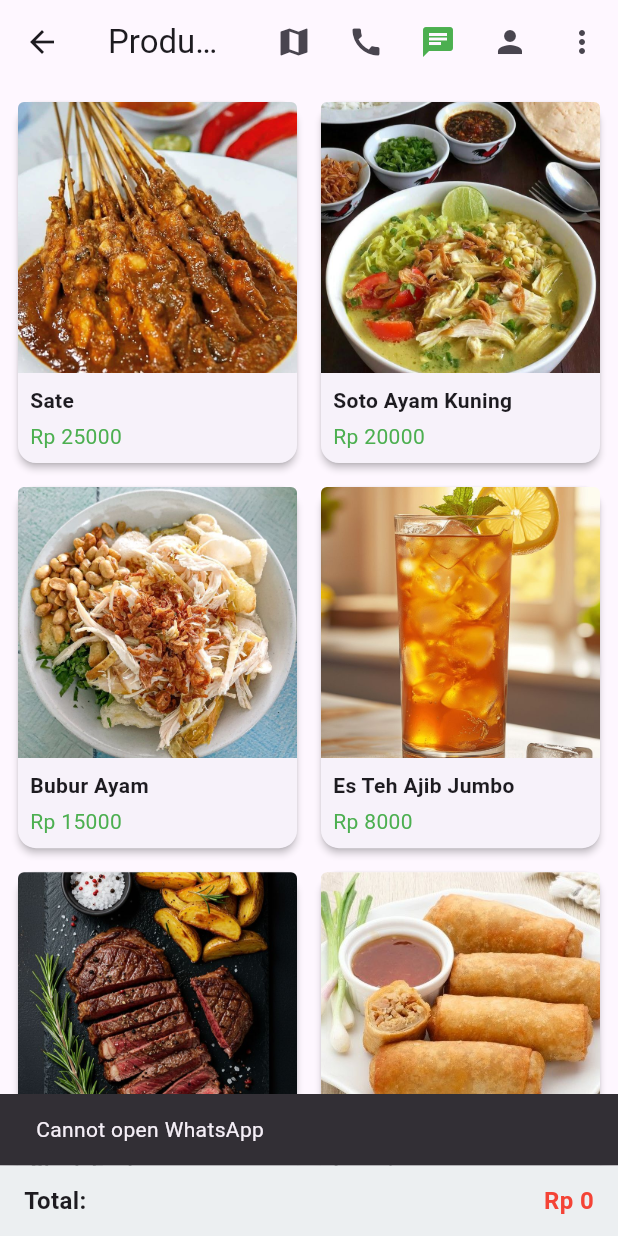
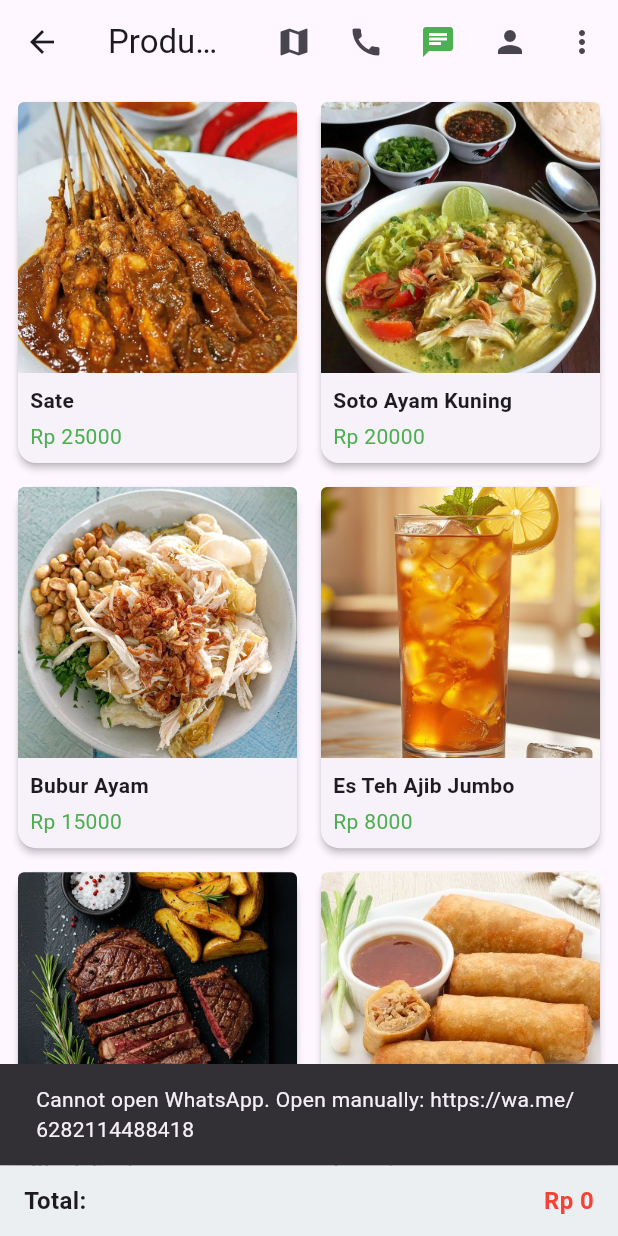
Before and after one commit to EPatha/app_E-Commerce_flutter, a Flutter app: the DashboardScreen screen opened by its route, after a tap on the "call" icon, on a phone screen of 412 x 824 dp. Run offline on Flutter 3.47's test engine with Material 3 defaults, Android fonts, the phone set to English and light mode, and no system bars; our stand-ins replace shared_preferences; accounts and stored records are empty.

Commit message:
update sms center

```diff
--- a/lib/screens/dashboard_screen.dart
+++ b/lib/screens/dashboard_screen.dart
@@ -38,12 +38,32 @@ class _DashboardScreenState extends State<DashboardScreen> {
   }
 
   Future<void> _sendSms(String phone) async {
-    final uri = Uri.parse('sms:$phone');
-    if (await canLaunchUrl(uri)) {
-      await launchUrl(uri);
-    } else {
-      ScaffoldMessenger.of(context).showSnackBar(const SnackBar(content: Text('Cannot open SMS')));
+    // Use the generic open WhatsApp helper which tries the app scheme first and falls back to web.
+    final cleaned = phone.replaceAll(RegExp(r'[^0-9]'), '');
+    await _openWhatsAppNumber(cleaned);
+  }
+
+  Future<void> _openWhatsAppNumber(String cleanedNumber) async {
+    // Try app scheme first
+    final schemeUri = Uri.parse('whatsapp://send?phone=$cleanedNumber');
+    try {
+      if (await canLaunchUrl(schemeUri)) {
+        await launchUrl(schemeUri);
+        return;
+      }
+    } catch (_) {
+      // ignore and fallback to web URL
     }
+
+    // Fallback to web (wa.me)
+    final webUri = Uri.parse('https://wa.me/$cleanedNumber');
+    if (await canLaunchUrl(webUri)) {
+      await launchUrl(webUri, mode: LaunchMode.externalApplication);
+      return;
+    }
+
+    // Final fallback: show SnackBar with URL so user can copy/open manually
+    ScaffoldMessenger.of(context).showSnackBar(SnackBar(content: Text('Cannot open WhatsApp. Open manually: https://wa.me/$cleanedNumber')));
   }
 
   Future<void> _openMaps(String query) async {
@@ -62,7 +82,8 @@ class _DashboardScreenState extends State<DashboardScreen> {
         _openDialer('+628123456789');
         break;
       case 'sms':
-        _sendSms('+628123456789');
+        // SMS Center should open WhatsApp to the seller number per request
+        _sendSms('+6281225723525');
         break;
       case 'maps':
         _openMaps('Warung Ajib, Bandungrejo, Mranggen, Demak');
@@ -98,12 +119,7 @@ class _DashboardScreenState extends State<DashboardScreen> {
             icon: const Icon(Icons.call),
             tooltip: 'Call Center (WhatsApp)',
             onPressed: () async {
-              final uri = Uri.parse('https://wa.me/6282114488418');
-              if (await canLaunchUrl(uri)) {
-                await launchUrl(uri, mode: LaunchMode.externalApplication);
-              } else {
-                ScaffoldMessenger.of(context).showSnackBar(const SnackBar(content: Text('Cannot open WhatsApp')));
-              }
+              await _openWhatsAppNumber('6282114488418');
             },
           ),
           // Quick access button to open WhatsApp chat
@@ -111,13 +127,7 @@ class _DashboardScreenState extends State<DashboardScreen> {
             icon: const Icon(Icons.chat, color: Colors.green),
             tooltip: 'Chat via WhatsApp',
             onPressed: () async {
-              // Use wa.me link with country code (no plus signs or dashes)
-              final uri = Uri.parse('https://wa.me/6282114488418');
-              if (await canLaunchUrl(uri)) {
-                await launchUrl(uri, mode: LaunchMode.externalApplication);
-              } else {
-                ScaffoldMessenger.of(context).showSnackBar(const SnackBar(content: Text('Cannot open WhatsApp')));
-              }
+              await _openWhatsAppNumber('6282114488418');
             },
           ),
           // Quick access button to update username/password
```
